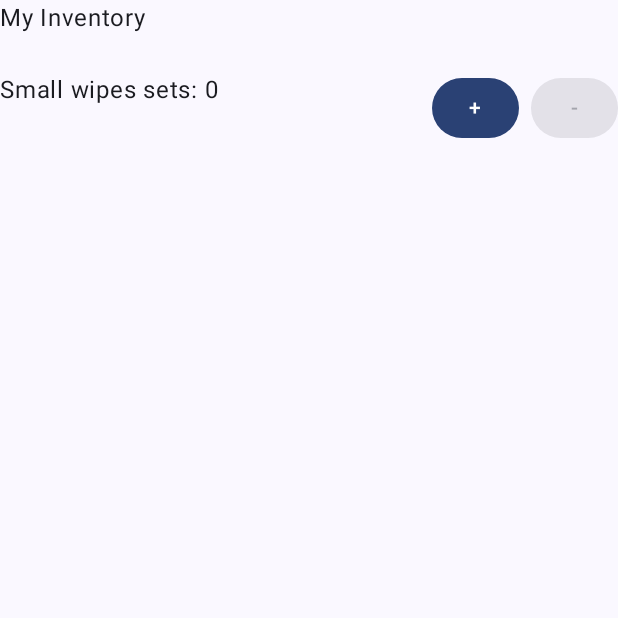
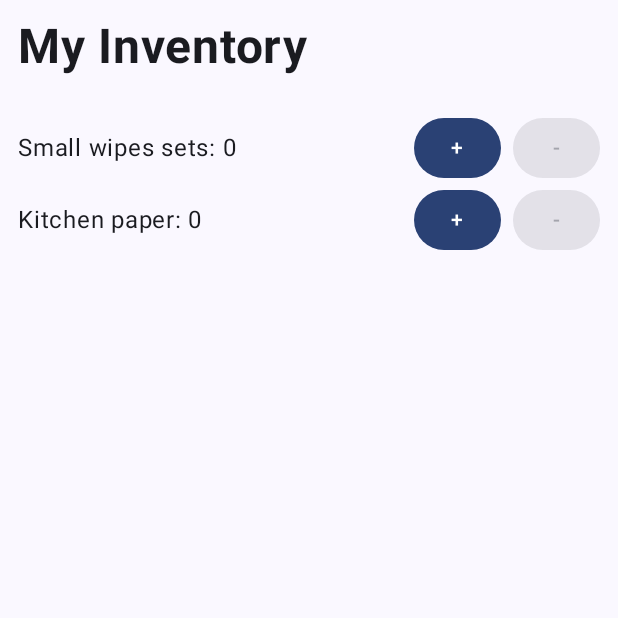
Before and after one commit to nicolegeorgieva/my-inventory, an Android app built with Jetpack Compose: the screen it shows after launch (MainActivity), on a phone screen of 412 x 824 dp, the top half of it. Run offline under Robolectric (Android 15) with nearby library versions, the phone set to English and light mode, and no system bars.

Commit message:
Add new inventory item

```diff
--- a/app/src/main/java/com/example/inventory/data/DataStore.kt
+++ b/app/src/main/java/com/example/inventory/data/DataStore.kt
@@ -10,3 +10,6 @@ val Context.dataStore: DataStore<Preferences> by preferencesDataStore(name = "my
 
 val SMALL_WIPES_SETS_KEY = intPreferencesKey("small_wipes_sets")
 const val SMALL_WIPES_REQUIRED_SETS_COUNT = 12
+
+val KITCHEN_PAPER_KEY = intPreferencesKey("kitchen_paper")
+const val KITCHEN_PAPER_REQUIRED_COUNT = 4
--- a/app/src/main/java/com/example/inventory/screen/HomeScreenUI.kt
+++ b/app/src/main/java/com/example/inventory/screen/HomeScreenUI.kt
@@ -4,7 +4,9 @@ import android.content.Context
 import androidx.compose.foundation.layout.Column
 import androidx.compose.foundation.layout.Row
 import androidx.compose.foundation.layout.Spacer
+import androidx.compose.foundation.layout.fillMaxSize
 import androidx.compose.foundation.layout.height
+import androidx.compose.foundation.layout.padding
 import androidx.compose.foundation.layout.width
 import androidx.compose.material3.Button
 import androidx.compose.material3.Text
@@ -13,11 +15,15 @@ import androidx.compose.runtime.collectAsState
 import androidx.compose.runtime.getValue
 import androidx.compose.runtime.remember
 import androidx.compose.runtime.rememberCoroutineScope
+import androidx.compose.ui.Alignment
 import androidx.compose.ui.Modifier
 import androidx.compose.ui.platform.LocalContext
+import androidx.compose.ui.text.font.FontWeight
 import androidx.compose.ui.unit.dp
+import androidx.compose.ui.unit.sp
 import androidx.datastore.preferences.core.Preferences
 import androidx.datastore.preferences.core.edit
+import com.example.inventory.data.KITCHEN_PAPER_KEY
 import com.example.inventory.data.SMALL_WIPES_SETS_KEY
 import com.example.inventory.data.dataStore
 import kotlinx.coroutines.CoroutineScope
@@ -35,13 +41,22 @@ fun HomeScreenUI() {
     val context = LocalContext.current
     val coroutineScope = rememberCoroutineScope()
     val smallWipesCount = readQuantity(key = SMALL_WIPES_SETS_KEY)
+    val kitchenPaperCount = readQuantity(key = KITCHEN_PAPER_KEY)
 
-    Column {
-        Text(text = "My Inventory")
+    Column(
+        modifier = Modifier
+            .fillMaxSize()
+            .padding(12.dp)
+    ) {
+        Text(
+            text = "My Inventory",
+            fontSize = 32.sp,
+            fontWeight = FontWeight.Bold
+        )
 
         Spacer(modifier = Modifier.height(24.dp))
 
-        Row {
+        Row(verticalAlignment = Alignment.CenterVertically) {
             Text(text = "Small wipes sets: $smallWipesCount")
 
             Spacer(modifier = Modifier.weight(1f))
@@ -49,7 +64,21 @@ fun HomeScreenUI() {
             OperationButtons(
                 coroutineScope = coroutineScope,
                 context = context,
+                key = SMALL_WIPES_SETS_KEY,
                 enabled = smallWipesCount > 0
+            )
+        }
+
+        Row(verticalAlignment = Alignment.CenterVertically) {
+            Text(text = "Kitchen paper: $kitchenPaperCount")
+
+            Spacer(modifier = Modifier.weight(1f))
+
+            OperationButtons(
+                coroutineScope = coroutineScope,
+                context = context,
+                key = KITCHEN_PAPER_KEY,
+                enabled = kitchenPaperCount > 0
             )
         }
     }
@@ -87,15 +116,22 @@ fun editQuantity(
 }
 
 @Composable
-fun OperationButtons(coroutineScope: CoroutineScope, context: Context, enabled: Boolean) {
-    Button(onClick = {
-        editQuantity(
-            coroutineScope = coroutineScope,
-            context = context,
-            key = SMALL_WIPES_SETS_KEY,
-            operation = QuantityChange.INCREMENT
-        )
-    }) {
+fun OperationButtons(
+    coroutineScope: CoroutineScope,
+    context: Context,
+    key: Preferences.Key<Int>,
+    enabled: Boolean
+) {
+    Button(
+        onClick = {
+            editQuantity(
+                coroutineScope = coroutineScope,
+                context = context,
+                key = key,
+                operation = QuantityChange.INCREMENT
+            )
+        }
+    ) {
         Text(text = "+")
     }
 
@@ -106,7 +142,7 @@ fun OperationButtons(coroutineScope: CoroutineScope, context: Context, enabled:
             editQuantity(
                 coroutineScope = coroutineScope,
                 context = context,
-                key = SMALL_WIPES_SETS_KEY,
+                key = key,
                 operation = QuantityChange.DECREMENT
             )
         },
```
